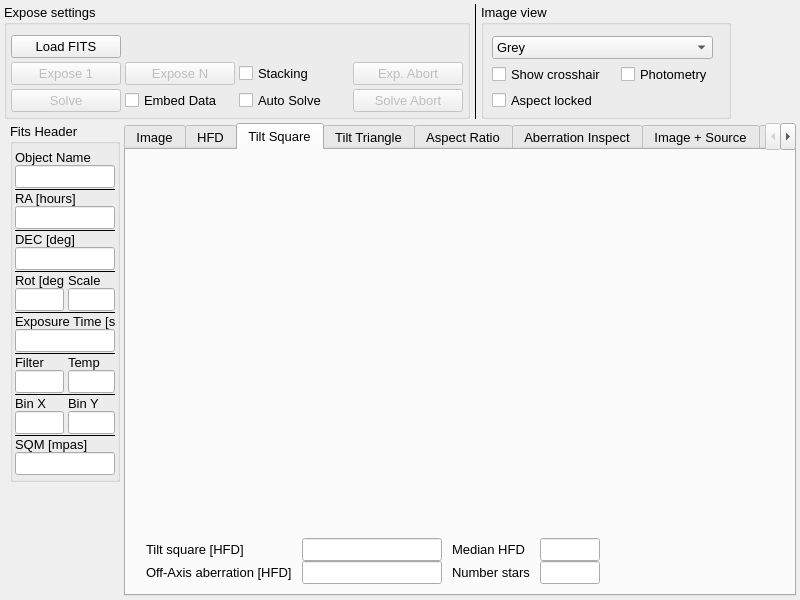
mworion/MountWizzard4, file mw4/gui/widgets/image.ui: the form before one commit.
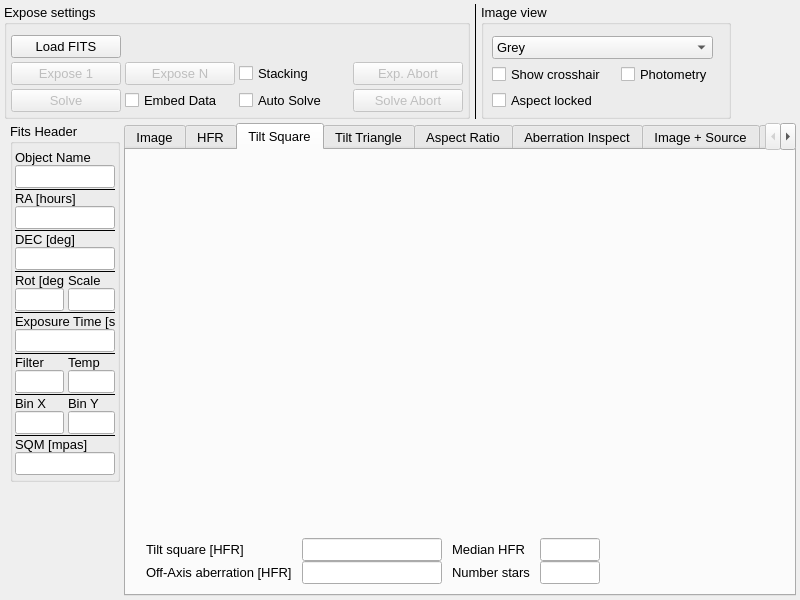
The form after the commit. The open tabs and pages were chosen to show the change. Custom widgets are drawn as their Qt base class.

Patch:
```diff
--- a/mw4/gui/widgets/image.ui
+++ b/mw4/gui/widgets/image.ui
@@ -722,7 +722,7 @@
        </widget>
        <widget class="QWidget" name="tab_7">
         <attribute name="title">
-         <string>HFD</string>
+         <string>HFR</string>
         </attribute>
         <layout class="QGridLayout" name="gridLayout_11" rowstretch="1,0">
          <property name="leftMargin">
@@ -889,7 +889,7 @@
               </size>
              </property>
              <property name="text">
-              <string>Off-Axis aberration [HFD]</string>
+              <string>Off-Axis aberration [HFR]</string>
              </property>
             </widget>
            </item>
@@ -942,7 +942,7 @@
               </size>
              </property>
              <property name="text">
-              <string>Tilt square [HFD]</string>
+              <string>Tilt square [HFR]</string>
              </property>
             </widget>
            </item>
@@ -965,7 +965,7 @@
            <item row="0" column="3">
             <widget class="QLabel" name="label_23">
              <property name="text">
-              <string>Median HFD</string>
+              <string>Median HFR</string>
              </property>
             </widget>
            </item>
```
Left out of the diff: 24 changed lines with no effect on the pictures.
